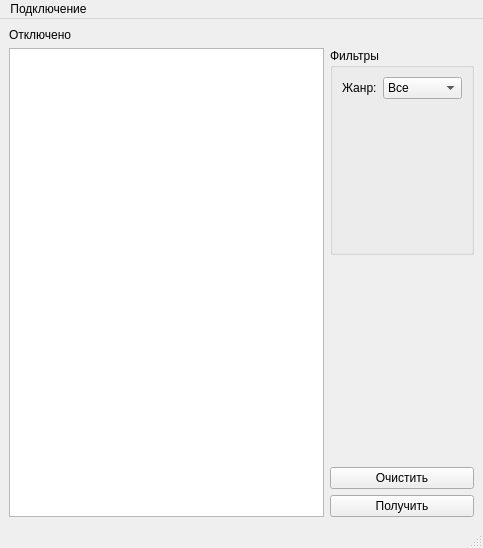
First picture: the form in mainwindow.ui, repository MiBeloz/HW-qt7-8, before the edit.
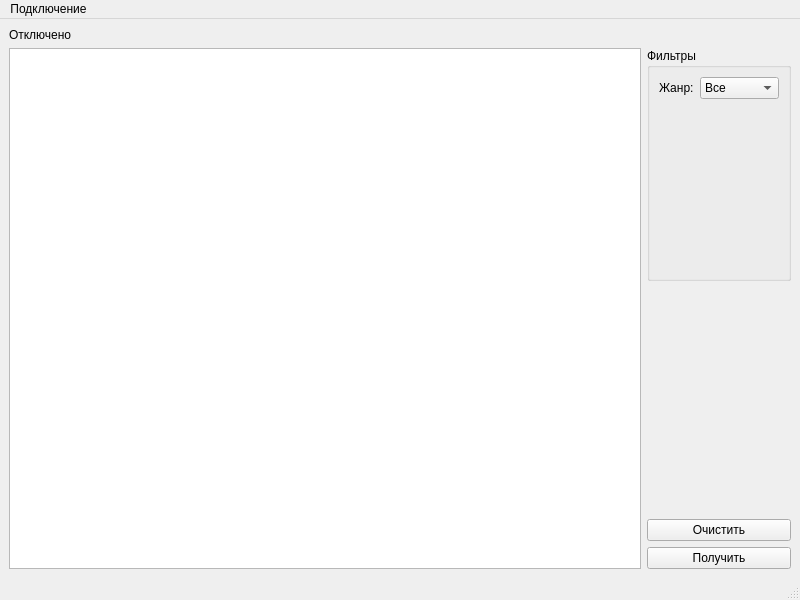
Second picture: the form after the edit.

Diff of the .ui file:
```diff
--- a/mainwindow.ui
+++ b/mainwindow.ui
@@ -6,8 +6,8 @@
    <rect>
     <x>0</x>
     <y>0</y>
-    <width>483</width>
-    <height>548</height>
+    <width>800</width>
+    <height>600</height>
    </rect>
   </property>
   <property name="sizePolicy">
@@ -16,6 +16,12 @@
     <verstretch>0</verstretch>
    </sizepolicy>
   </property>
+  <property name="minimumSize">
+   <size>
+    <width>800</width>
+    <height>600</height>
+   </size>
+  </property>
   <property name="windowTitle">
    <string>MainWindow</string>
   </property>
@@ -134,8 +140,8 @@
     <rect>
      <x>0</x>
      <y>0</y>
-     <width>483</width>
-     <height>21</height>
+     <width>800</width>
+     <height>22</height>
     </rect>
    </property>
    <widget class="QMenu" name="menu">
```
Left out of the diff: 9 changed lines with no effect on the pictures.
